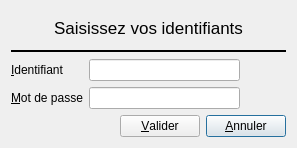
First picture: the form in Programmes/MedinTuxTools-QT4/C_Login/C_Dlg_Login.ui, repository leo-naeka/medintux, before the edit.
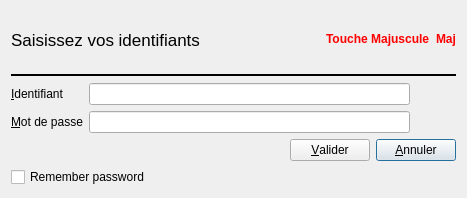
Second picture: the form after the edit.

Diff of the .ui file:
```diff
--- a/Programmes/MedinTuxTools-QT4/C_Login/C_Dlg_Login.ui
+++ b/Programmes/MedinTuxTools-QT4/C_Login/C_Dlg_Login.ui
@@ -6,8 +6,8 @@
    <rect>
     <x>0</x>
     <y>0</y>
-    <width>297</width>
-    <height>148</height>
+    <width>467</width>
+    <height>198</height>
    </rect>
   </property>
   <property name="windowTitle">
@@ -29,7 +29,60 @@
      </property>
     </widget>
    </item>
-   <item row="1" column="0">
+   <item row="0" column="1">
+    <spacer name="horizontalSpacer_2">
+     <property name="orientation">
+      <enum>Qt::Horizontal</enum>
+     </property>
+     <property name="sizeHint" stdset="0">
+      <size>
+       <width>101</width>
+       <height>20</height>
+      </size>
+     </property>
+    </spacer>
+   </item>
+   <item row="0" column="2">
+    <widget class="QLabel" name="label_CapsState_Mess">
+     <property name="frameShadow">
+      <enum>QFrame::Plain</enum>
+     </property>
+     <property name="text">
+      <string>&lt;!DOCTYPE HTML PUBLIC &quot;-//W3C//DTD HTML 4.0//EN&quot; &quot;http://www.w3.org/TR/REC-html40/strict.dtd&quot;&gt;
+&lt;html&gt;&lt;head&gt;&lt;meta name=&quot;qrichtext&quot; content=&quot;1&quot; /&gt;&lt;style type=&quot;text/css&quot;&gt;
+p, li { white-space: pre-wrap; }
+&lt;/style&gt;&lt;/head&gt;&lt;body style=&quot; font-family:'Sans Serif'; font-size:9pt; font-weight:400; font-style:normal;&quot;&gt;
+&lt;table border=&quot;0&quot; style=&quot;-qt-table-type: root; margin-top:4px; margin-bottom:4px; margin-left:4px; margin-right:4px;&quot;&gt;
+&lt;tr&gt;
+&lt;td style=&quot;border: none;&quot;&gt;
+&lt;p style=&quot; margin-top:0px; margin-bottom:0px; margin-left:0px; margin-right:0px; -qt-block-indent:0; text-indent:0px;&quot;&gt;&lt;span style=&quot; font-weight:600; color:#ff0000;&quot;&gt;Touche Majuscule&lt;/span&gt;&lt;/p&gt;&lt;/td&gt;&lt;/tr&gt;&lt;/table&gt;&lt;/body&gt;&lt;/html&gt;</string>
+     </property>
+     <property name="alignment">
+      <set>Qt::AlignCenter</set>
+     </property>
+    </widget>
+   </item>
+   <item row="0" column="3">
+    <widget class="QLabel" name="label_CapsState">
+     <property name="frameShadow">
+      <enum>QFrame::Plain</enum>
+     </property>
+     <property name="text">
+      <string>&lt;!DOCTYPE HTML PUBLIC &quot;-//W3C//DTD HTML 4.0//EN&quot; &quot;http://www.w3.org/TR/REC-html40/strict.dtd&quot;&gt;
+&lt;html&gt;&lt;head&gt;&lt;meta name=&quot;qrichtext&quot; content=&quot;1&quot; /&gt;&lt;style type=&quot;text/css&quot;&gt;
+p, li { white-space: pre-wrap; }
+&lt;/style&gt;&lt;/head&gt;&lt;body style=&quot; font-family:'Sans Serif'; font-size:9pt; font-weight:400; font-style:normal;&quot;&gt;
+&lt;table style=&quot;-qt-table-type: root; margin-top:4px; margin-bottom:4px; margin-left:4px; margin-right:4px;&quot;&gt;
+&lt;tr&gt;
+&lt;td style=&quot;border: none;&quot;&gt;
+&lt;p style=&quot; margin-top:0px; margin-bottom:0px; margin-left:0px; margin-right:0px; -qt-block-indent:0; text-indent:0px;&quot;&gt;&lt;span style=&quot; font-weight:600; color:#ff0000;&quot;&gt;Maj&lt;/span&gt;&lt;/p&gt;&lt;/td&gt;&lt;/tr&gt;&lt;/table&gt;&lt;/body&gt;&lt;/html&gt;</string>
+     </property>
+     <property name="alignment">
+      <set>Qt::AlignCenter</set>
+     </property>
+    </widget>
+   </item>
+   <item row="1" column="0" colspan="4">
     <widget class="Line" name="line">
      <property name="frameShadow">
       <enum>QFrame::Plain</enum>
@@ -42,7 +95,7 @@
      </property>
     </widget>
    </item>
-   <item row="2" column="0">
+   <item row="2" column="0" colspan="4">
     <layout class="QGridLayout" name="gridLayout_4">
      <item row="0" column="0">
       <layout class="QGridLayout" name="gridLayout_3">
@@ -124,7 +177,7 @@
      </item>
     </layout>
    </item>
-   <item row="3" column="0">
+   <item row="3" column="0" colspan="4">
     <layout class="QGridLayout" name="gridLayout_6">
      <item row="0" column="0">
       <spacer name="horizontalSpacer">
@@ -162,6 +215,13 @@
      </item>
     </layout>
    </item>
+   <item row="4" column="0">
+    <widget class="QCheckBox" name="checkBoxMemorise">
+     <property name="text">
+      <string>Remember password</string>
+     </property>
+    </widget>
+   </item>
   </layout>
  </widget>
  <resources/>
```
